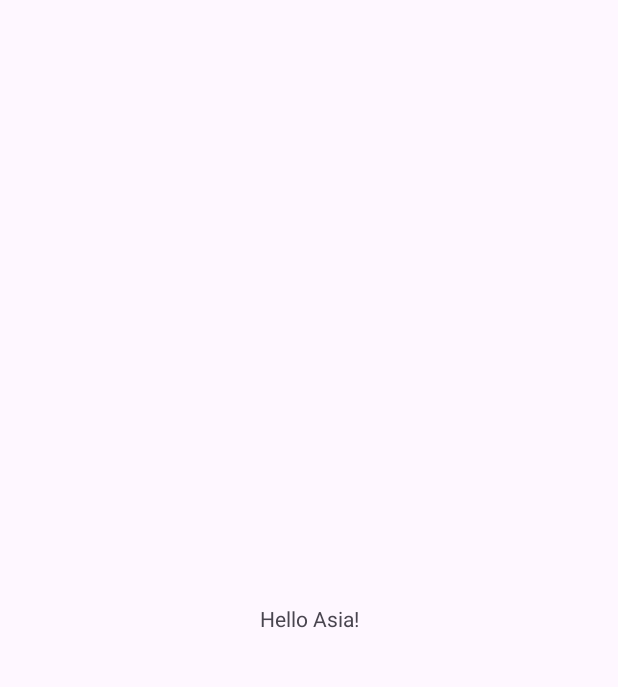
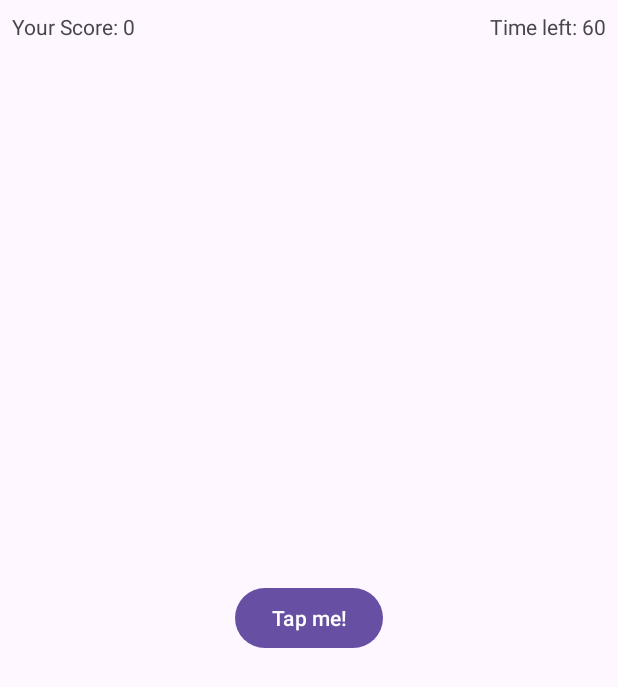
Before and after one commit to asi514/Timefighter2, an Android app: the screen it shows after launch (MainActivity), on a phone screen of 412 x 824 dp. Before the commit the part shown is almost empty. Shown: the top 687 px of the screen. Run offline under Robolectric (Android 15) with nearby library versions, the phone set to English and light mode, and no system bars.

Commit message:
Initial commit

```diff
--- a/app/src/main/java/com/raywenderlich/timefighter/MainActivity.kt
+++ b/app/src/main/java/com/raywenderlich/timefighter/MainActivity.kt
@@ -1,11 +1,130 @@
 package com.raywenderlich.timefighter
 
+import android.content.IntentSender.OnFinished
+import android.os.Bundle
+import android.os.CountDownTimer
+import android.util.Log
+import android.widget.Button
+import android.widget.TextView
+import android.widget.Toast
 import androidx.appcompat.app.AppCompatActivity
-import android.os.Bundle
 
 class MainActivity : AppCompatActivity() {
+
+    //Assign the name of the class to TAG to see which class the msg comes from
+    private val TAG = MainActivity::class.java.simpleName
+
+    private lateinit var gameScoreTextView: TextView
+    private lateinit var timeLeftTextView: TextView
+    private lateinit var tapMeButton: Button
+    private var gameStarted = false
+
+    //define countdown timer and show how many seconds are left
+    private lateinit var countDownTimer: CountDownTimer
+    private var initialCountDown: Long = 60000
+    private var countDownInterval: Long = 1000
+    private var timeLeft = 60
+
+    private var score = 0
+    //defines new variable Score
     override fun onCreate(savedInstanceState: Bundle?) {
         super.onCreate(savedInstanceState)
         setContentView(R.layout.activity_main)
+
+        //Log a message when activity is created. Sends a msg when onCreate is called
+        //and displays the score
+        Log.d(TAG, "onCreate called. Score is: $score")
+
+
+        // connect views to variables
+        gameScoreTextView = findViewById(R.id.game_score_text_view)
+
+        timeLeftTextView = findViewById(R.id.time_left_text_view)
+
+        tapMeButton = findViewById(R.id.tap_me_button)
+        // searches through activity_main layout to find the View with the listed ID and creates
+        //a reference to it
+
+        tapMeButton.setOnClickListener { incrementScore() }
+        //attaches a click/tap listener to button and calls incrementScore when tapped
+
+        //call resetGame when the activity is first created
+        resetGame()
+    }
+    private fun incrementScore() {
+        //starts the game after the button is tapped
+        if (!gameStarted) {
+            startGame()
+        }
+
+        // increment score logic
+        score++
+
+        val newScore = getString(R.string.your_score, score)
+        gameScoreTextView.text = newScore
+        //increment Score variable to a new number and create a string newScore
+        //use newScore to set test of gameScoreTextView
+
+    }
+    private fun resetGame() {
+        // reset game logic
+        //1
+        //set the score to 0 so we can increment when the button is tapped
+        score = 0
+
+        //create a variable to store the score as a string
+        //and use getString to insert the score value into strings.xml
+        val initialScore = getString(R.string.your_score, score)
+        //set the text value of gameScoreTextView with initialScore value
+        gameScoreTextView.text = initialScore
+
+        //create variable to store the time left as a string
+        //and use getString to insert the value into strings.xml
+        val initialTimeLeft = getString(R.string.time_left, 60)
+        //set the text value of timeLeftTextView to initialTimeLeft
+        timeLeftTextView.text = initialTimeLeft
+
+        //2
+        //create the count down timer and pass it to the constructor
+        //initialCountDown and countDownInterval, set to count from 60000 milliseconds
+        //every 1000 milliseconds, or 1 second, until 0 is reached
+        countDownTimer = object : CountDownTimer(initialCountDown, countDownInterval) {
+            //3
+            //call onTick at every interval that is passed into the timer (once a second)
+            //also passes in millisUntilFinished
+            override fun onTick(millisUntilFinished: Long) {
+                //timeLeft is updated every interval to reflect the time remaining
+                //and converts to seconds
+                timeLeft = millisUntilFinished.toInt() / 1000
+
+                val timeLeftString = getString(R.string.time_left, timeLeft)
+                timeLeftTextView.text = timeLeftString
+            }
+
+            override fun onFinish() {
+                //end the game
+                endGame()
+            }
+        }
+        //4
+        //inform this property that the game is not started on load
+        gameStarted = false
+    }
+    private fun startGame() {
+        // start game logic
+        //inform the countdown timer to start
+        countDownTimer.start()
+        //inform the property that the game is started
+        gameStarted = true
+
+    }
+    private fun endGame() {
+        // end game logic
+        //create a Toast to notify the user that the game has ended and to show the final score
+        //Use LENGTH_LONG to display the Toast for a longer time
+        Toast.makeText(this, getString(R.string.game_over_message, score), Toast.LENGTH_LONG).show()
+
+        //once the Toast is shown, reset the game
+        resetGame()
     }
 }
--- a/app/src/main/res/layout/activity_main.xml
+++ b/app/src/main/res/layout/activity_main.xml
@@ -7,9 +7,30 @@
     tools:context=".MainActivity">
 
     <TextView
+        android:id="@+id/game_score_text_view"
         android:layout_width="wrap_content"
         android:layout_height="wrap_content"
-        android:text="Hello Asia!"
+        android:layout_marginStart="8dp"
+        android:layout_marginTop="8dp"
+        android:text="Your Score: %1$d"
+        app:layout_constraintStart_toStartOf="parent"
+        app:layout_constraintTop_toTopOf="parent" />
+
+    <TextView
+        android:id="@+id/time_left_text_view"
+        android:layout_width="wrap_content"
+        android:layout_height="wrap_content"
+        android:layout_marginTop="8dp"
+        android:layout_marginEnd="8dp"
+        android:text="Time Left: %1$d"
+        app:layout_constraintEnd_toEndOf="parent"
+        app:layout_constraintTop_toTopOf="parent" />
+
+    <Button
+        android:id="@+id/tap_me_button"
+        android:layout_width="wrap_content"
+        android:layout_height="wrap_content"
+        android:text="Tap me!"
         app:layout_constraintBottom_toBottomOf="parent"
         app:layout_constraintEnd_toEndOf="parent"
         app:layout_constraintStart_toStartOf="parent"
--- a/app/src/main/res/values/strings.xml
+++ b/app/src/main/res/values/strings.xml
@@ -1,3 +1,7 @@
 <resources>
     <string name="app_name">Timefighter</string>
+    <string name="tap_me">Tap Me!</string>
+    <string name="your_score">Your Score: %1$d</string>
+    <string name="time_left">Time left: %1$d</string>
+    <string name="game_over_message">Time\'s up! Your score was: %1$d</string>
 </resources>
```
